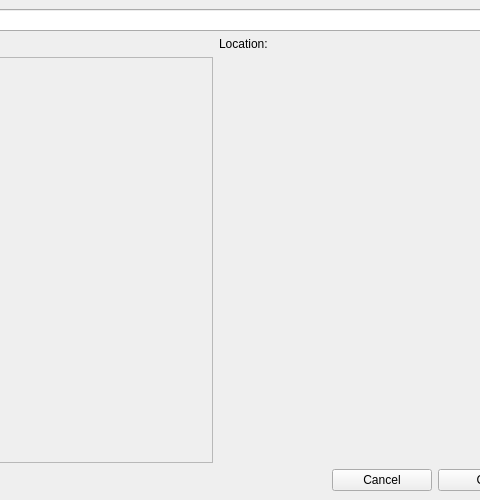
Old version of the form popupWindows/create_case_popup.ui in the repository NHERI-SimCenter/CWE-Simulation-Tool; both pictures show x 203 to 683 and y 0 to 500 of the 850 by 500 pixel window.
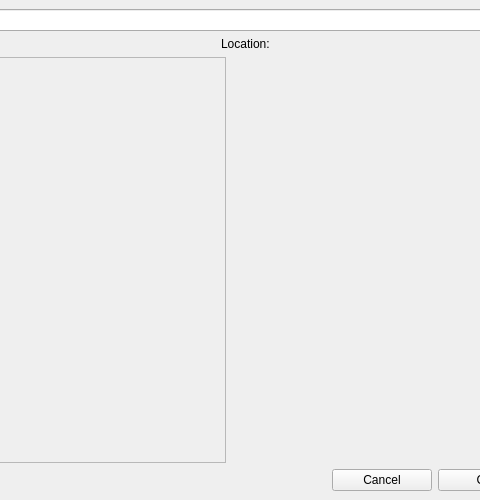
New version of the form. Custom widgets are drawn as their Qt base class.

The edit to the form file:
```diff
--- a/popupWindows/create_case_popup.ui
+++ b/popupWindows/create_case_popup.ui
@@ -99,9 +99,15 @@
        </property>
        <item>
         <widget class="QFrame" name="verticalFrame">
+         <property name="sizePolicy">
+          <sizepolicy hsizetype="Maximum" vsizetype="Preferred">
+           <horstretch>0</horstretch>
+           <verstretch>0</verstretch>
+          </sizepolicy>
+         </property>
          <property name="minimumSize">
           <size>
-           <width>390</width>
+           <width>420</width>
            <height>0</height>
           </size>
          </property>
@@ -136,6 +142,12 @@
           </item>
           <item>
            <widget class="QScrollArea" name="scrollArea">
+            <property name="sizePolicy">
+             <sizepolicy hsizetype="MinimumExpanding" vsizetype="Expanding">
+              <horstretch>0</horstretch>
+              <verstretch>0</verstretch>
+             </sizepolicy>
+            </property>
             <property name="minimumSize">
              <size>
               <width>390</width>
@@ -153,7 +165,7 @@
               <rect>
                <x>0</x>
                <y>0</y>
-               <width>405</width>
+               <width>418</width>
                <height>392</height>
               </rect>
              </property>
@@ -166,7 +178,7 @@
        <item>
         <widget class="QFrame" name="verticalFrame1">
          <property name="sizePolicy">
-          <sizepolicy hsizetype="Expanding" vsizetype="Expanding">
+          <sizepolicy hsizetype="MinimumExpanding" vsizetype="Expanding">
            <horstretch>0</horstretch>
            <verstretch>0</verstretch>
           </sizepolicy>
```
